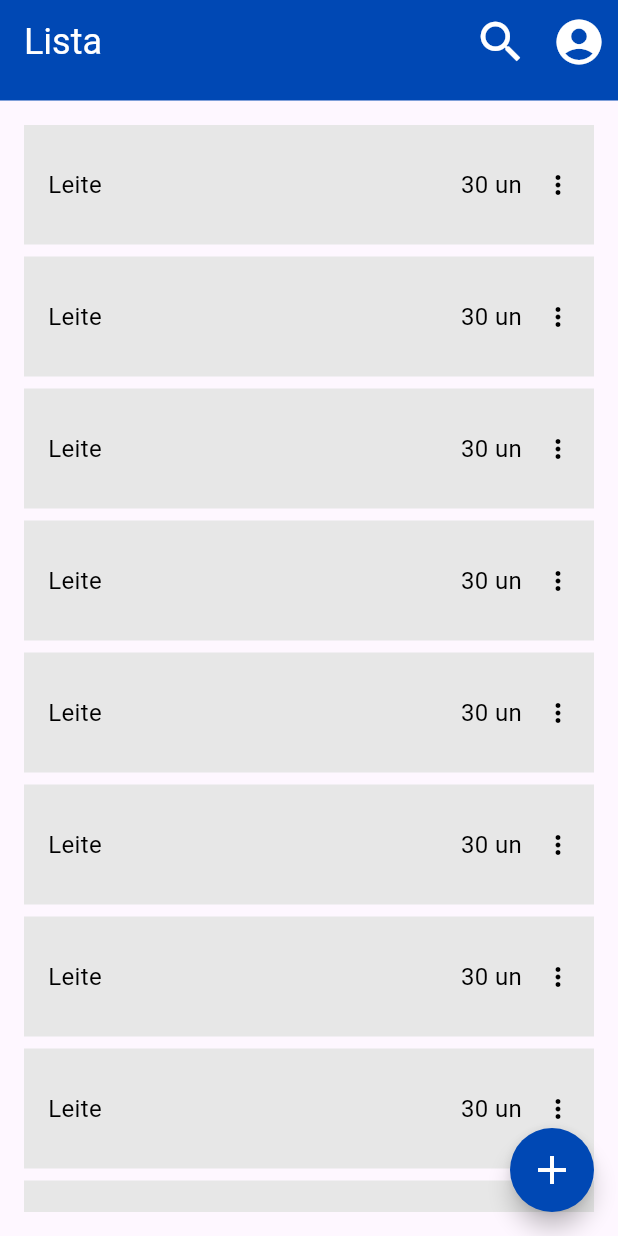
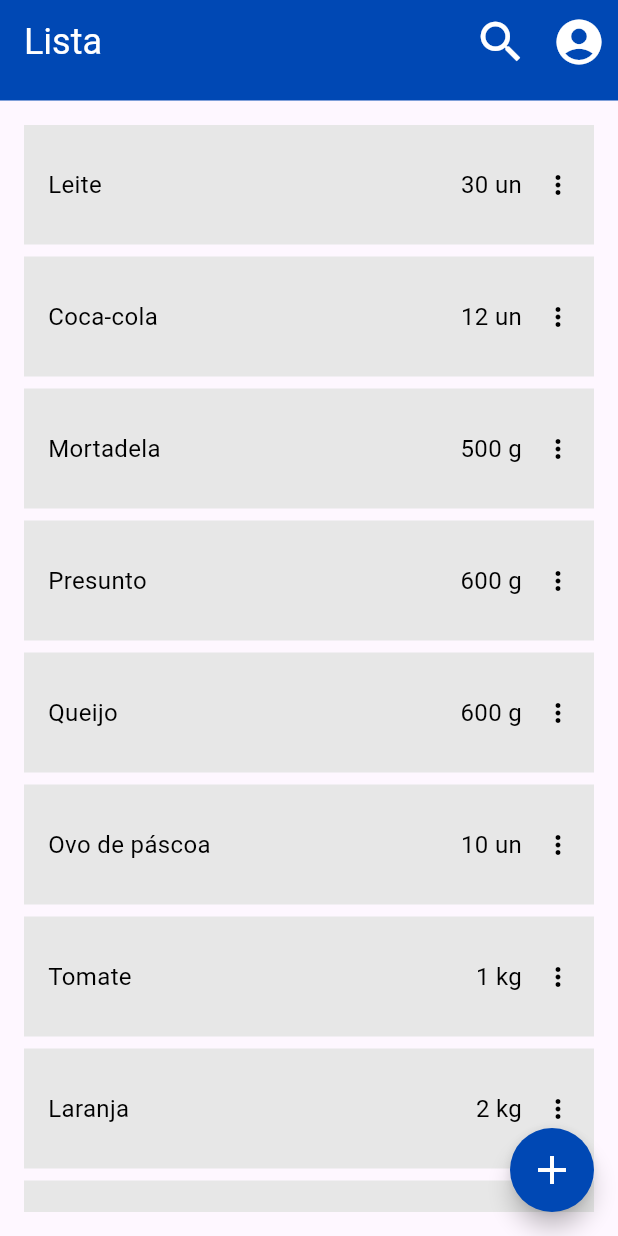
Before and after one commit to otaviohenrique1/app_lista_compra_flutter, a Flutter app: the screen it shows after launch, on a phone screen of 412 x 824 dp. Run offline on Flutter 3.47's test engine with Material 2 defaults, Android fonts, the light colour scheme and no system bars.

Commit message:
commit 2

```diff
--- a/lib/pages/homepage.dart
+++ b/lib/pages/homepage.dart
@@ -1,4 +1,5 @@
 import 'package:app_lista_compra_flutter/pages/header.dart';
+import 'package:app_lista_compra_flutter/utils/lista.dart';
 import 'package:flutter/material.dart';
 import 'package:app_lista_compra_flutter/styles/globalstyle.dart';
 import 'package:app_lista_compra_flutter/components/itemlista.dart';
@@ -13,27 +14,19 @@ class HomePage extends StatefulWidget {
 class _HomePageState extends State<HomePage> {
   @override
   Widget build(BuildContext context) {
-    String nome = "Leite";
-    num quantidade = 30;
-    String unidade = "un";
-
     return Scaffold(
       appBar: const Header(titulo: "Lista"),
       body: Padding(
         padding: const EdgeInsets.all(16),
-        child: ListView(
-          children: <Widget>[
-            ItemLista(nome: nome, quantidade: quantidade, unidade: unidade),
-            ItemLista(nome: nome, quantidade: quantidade, unidade: unidade),
-            ItemLista(nome: nome, quantidade: quantidade, unidade: unidade),
-            ItemLista(nome: nome, quantidade: quantidade, unidade: unidade),
-            ItemLista(nome: nome, quantidade: quantidade, unidade: unidade),
-            ItemLista(nome: nome, quantidade: quantidade, unidade: unidade),
-            ItemLista(nome: nome, quantidade: quantidade, unidade: unidade),
-            ItemLista(nome: nome, quantidade: quantidade, unidade: unidade),
-            ItemLista(nome: nome, quantidade: quantidade, unidade: unidade),
-            ItemLista(nome: nome, quantidade: quantidade, unidade: unidade),
-          ],
+        child: ListView.builder(
+          itemCount: produtos.length,
+          itemBuilder: (context, index) {
+            return ItemLista(
+              nome: produtos[index]["nome"],
+              quantidade: produtos[index]["quantidade"],
+              unidade: produtos[index]["unidade"],
+            );
+          },
         ),
       ),
       floatingActionButton: FloatingActionButton(
@@ -43,6 +36,32 @@ class _HomePageState extends State<HomePage> {
         shape: const CircleBorder(),
         child: const Icon(Icons.add, color: Colors.white, size: 32),
       ),
+    );
+  }
+}
+
+class ListaTeste extends StatelessWidget {
+  const ListaTeste({super.key});
+
+  @override
+  Widget build(BuildContext context) {
+    String nome = "Leite";
+    num quantidade = 30;
+    String unidade = "un";
+
+    return ListView(
+      children: <Widget>[
+        ItemLista(nome: nome, quantidade: quantidade, unidade: unidade),
+        ItemLista(nome: nome, quantidade: quantidade, unidade: unidade),
+        ItemLista(nome: nome, quantidade: quantidade, unidade: unidade),
+        ItemLista(nome: nome, quantidade: quantidade, unidade: unidade),
+        ItemLista(nome: nome, quantidade: quantidade, unidade: unidade),
+        ItemLista(nome: nome, quantidade: quantidade, unidade: unidade),
+        ItemLista(nome: nome, quantidade: quantidade, unidade: unidade),
+        ItemLista(nome: nome, quantidade: quantidade, unidade: unidade),
+        ItemLista(nome: nome, quantidade: quantidade, unidade: unidade),
+        ItemLista(nome: nome, quantidade: quantidade, unidade: unidade),
+      ],
     );
   }
 }
--- /dev/null
+++ b/lib/utils/lista.dart
@@ -0,0 +1,58 @@
+List<String> unidadeQuantidade = ["un", "g", "mg", "kg", "l", "ml"];
+
+List<Map<String, dynamic>> produtos = [
+  {
+    "nome": "Leite",
+    "quantidade": 30,
+    "unidade": "un",
+    "categoria": "Bebida",
+  },
+  {
+    "nome": "Coca-cola",
+    "quantidade": 12,
+    "unidade": "un",
+    "categoria": "Bebida",
+  },
+  {
+    "nome": "Mortadela",
+    "quantidade": 500,
+    "unidade": "g",
+    "categoria": "Comida",
+  },
+  {
+    "nome": "Presunto",
+    "quantidade": 600,
+    "unidade": "g",
+    "categoria": "Comida",
+  },
+  {
+    "nome": "Queijo",
+    "quantidade": 600,
+    "unidade": "g",
+    "categoria": "Comida",
+  },
+  {
+    "nome": "Ovo de páscoa",
+    "quantidade": 10,
+    "unidade": "un",
+    "categoria": "Comida",
+  },
+  {
+    "nome": "Tomate",
+    "quantidade": 1,
+    "unidade": "kg",
+    "categoria": "Comida",
+  },
+  {
+    "nome": "Laranja",
+    "quantidade": 2,
+    "unidade": "kg",
+    "categoria": "Comida",
+  },
+  {
+    "nome": "Maçã",
+    "quantidade": 3,
+    "unidade": "kg",
+    "categoria": "Bebida",
+  },
+];
```
